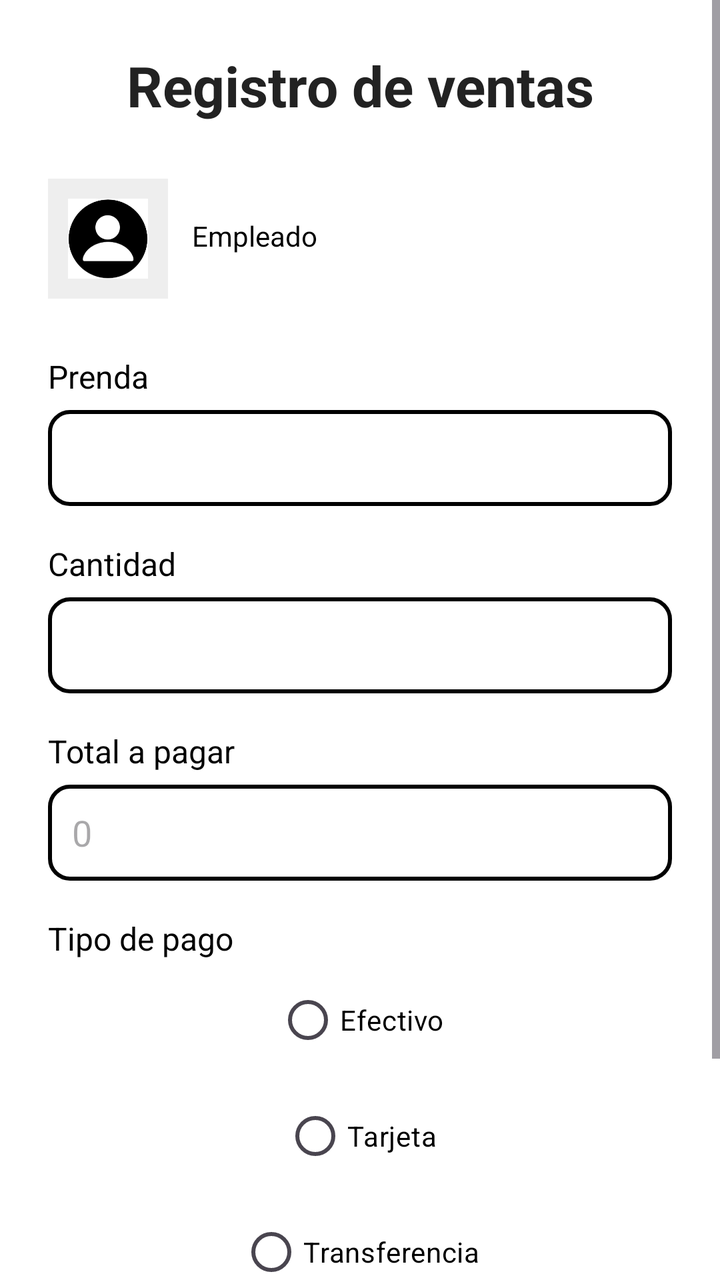
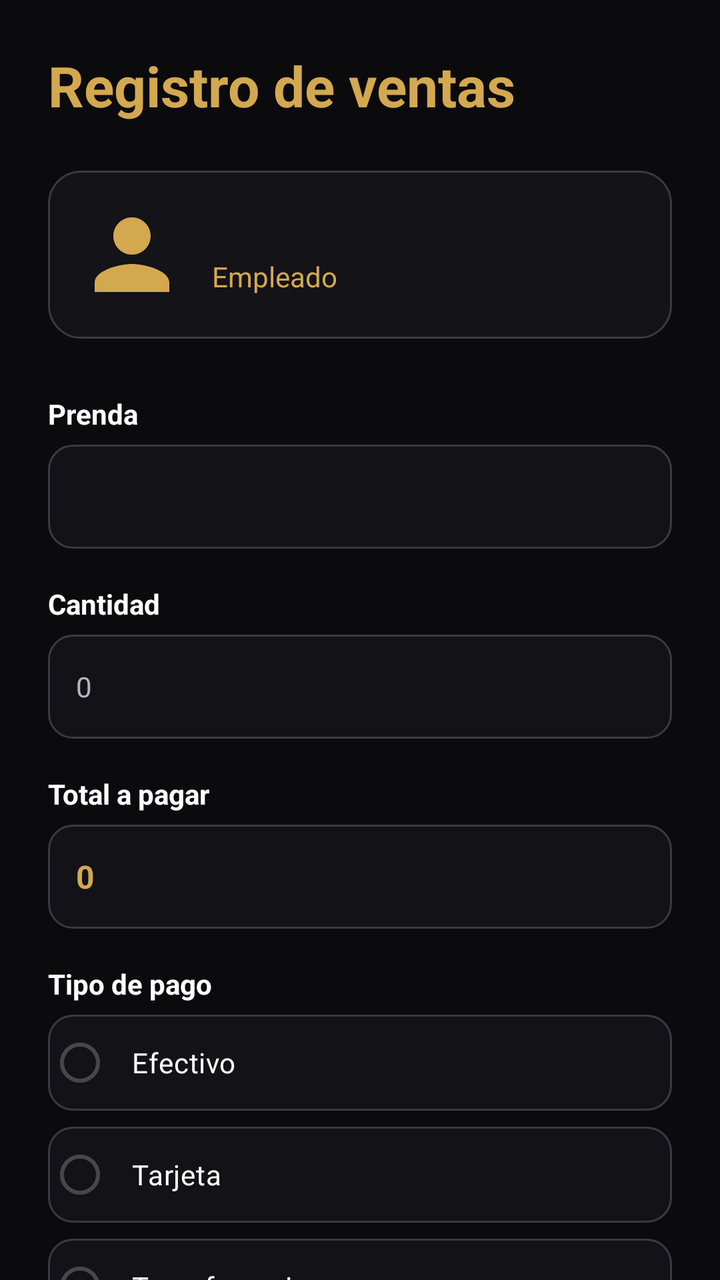

Screens rendered from an Android XML layout before and after an edit, with the pre-edit source and the edit as a unified diff.
<!-- AndroidManifest.xml: application theme Theme.PryGrados -->
<!-- res/layout/registroventa.xml -->
<?xml version="1.0" encoding="utf-8"?>
<ScrollView xmlns:android="http://schemas.android.com/apk/res/android"
    xmlns:tools="http://schemas.android.com/tools"
    xmlns:app="http://schemas.android.com/apk/res-auto"
    android:id="@+id/main"
    android:layout_width="match_parent"
    android:layout_height="match_parent"
    android:background="#FFFFFF"
    tools:context=".RegistroVenta">

    <LinearLayout
        android:id="@+id/linearRoot"
        android:layout_width="match_parent"
        android:layout_height="wrap_content"
        android:orientation="vertical"
        android:padding="24dp"
        android:gravity="center_horizontal">

        
        <TextView
            android:layout_width="match_parent"
            android:layout_height="wrap_content"
            android:text="Registro de ventas"
            android:textSize="28sp"
            android:textStyle="bold"
            android:textColor="#222222"
            android:gravity="center"
            android:layout_marginBottom="28dp"/>

        
        <LinearLayout
            android:layout_width="match_parent"
            android:layout_height="wrap_content"
            android:orientation="horizontal"
            android:layout_marginBottom="28dp">

            <ImageView
                android:layout_width="60dp"
                android:layout_height="60dp"
                android:src="@drawable/user"
                android:background="#EEEEEE"
                android:padding="10dp"/>

            <LinearLayout
                android:layout_width="wrap_content"
                android:layout_height="wrap_content"
                android:orientation="vertical"
                android:layout_marginStart="12dp">

                <TextView
                    android:id="@+id/txtNombreEmpleado"
                    android:layout_width="wrap_content"
                    android:layout_height="wrap_content"
                    android:text=""
                    android:textStyle="bold"
                    android:textColor="#000000"/>

                <TextView
                    android:id="@+id/txtRolEmpleado"
                    android:layout_width="wrap_content"
                    android:layout_height="wrap_content"
                    android:text="Empleado"
                    android:textColor="#000000"/>
            </LinearLayout>
        </LinearLayout>

        
        <TextView
            android:layout_width="match_parent"
            android:layout_height="wrap_content"
            android:text="Prenda"
            android:textColor="#000000"
            android:textSize="16sp"
            android:layout_marginBottom="6dp"/>

        <Spinner
            android:id="@+id/spinnerPrenda"
            android:layout_width="match_parent"
            android:layout_height="48dp"
            android:background="@drawable/edittext_bacground"
            android:layout_marginBottom="18dp"/>

        
        <TextView
            android:layout_width="match_parent"
            android:layout_height="wrap_content"
            android:text="Cantidad"
            android:textColor="#000000"
            android:textSize="16sp"
            android:layout_marginBottom="6dp"/>

        <EditText
            android:id="@+id/etCantidad"
            android:layout_width="match_parent"
            android:layout_height="48dp"
            android:background="@drawable/edittext_bacground"
            android:inputType="number"
            android:padding="12dp"
            android:layout_marginBottom="18dp"/>

        
        <TextView
            android:layout_width="match_parent"
            android:layout_height="wrap_content"
            android:text="Total a pagar"
            android:textColor="#000000"
            android:textSize="16sp"
            android:layout_marginBottom="6dp"/>

        <EditText
            android:id="@+id/etTotal"
            android:layout_width="match_parent"
            android:layout_height="48dp"
            android:background="@drawable/edittext_bacground"
            android:enabled="false"
            android:text="0"
            android:padding="12dp"
            android:layout_marginBottom="18dp"/>

        
        <TextView
            android:layout_width="match_parent"
            android:layout_height="wrap_content"
            android:text="Tipo de pago"
            android:textColor="#000000"
            android:textSize="16sp"
            android:layout_marginBottom="6dp"/>

        <RadioGroup
            android:id="@+id/rgPago"
            android:layout_width="match_parent"
            android:layout_height="wrap_content"
            android:gravity="center_horizontal"
            android:layout_marginBottom="28dp">

            <RadioButton
                android:layout_width="wrap_content"
                android:layout_height="wrap_content"
                android:text="Efectivo"
                android:textColor="#000000"
                android:buttonTint="#000000"
                android:layout_marginBottom="10dp" />

            <RadioButton
                android:layout_width="wrap_content"
                android:layout_height="wrap_content"
                android:text="Tarjeta"
                android:textColor="#000000"
                android:buttonTint="#000000"
                android:layout_marginBottom="10dp"/>

            <RadioButton
                android:layout_width="wrap_content"
                android:layout_height="wrap_content"
                android:text="Transferencia"
                android:textColor="#000000"
                android:buttonTint="#000000"/>
        </RadioGroup>

        
        <com.google.android.material.button.MaterialButton
            android:id="@+id/btnRegistrar"
            android:layout_width="220dp"
            android:layout_height="48dp"
            android:text="Registrar venta"
            android:textColor="#FFFFFF"
            android:textSize="16sp"
            app:backgroundTint="#000000"
            app:cornerRadius="12dp"/>

        <View
            android:layout_width="match_parent"
            android:layout_height="24dp"/>

    </LinearLayout>

</ScrollView>
<!-- resources referenced by this layout -->
<resources>
  <!-- drawable edittext_bacground (drawable) -->
  <?xml version="1.0" encoding="utf-8"?>
  <shape xmlns:android="http://schemas.android.com/apk/res/android">
      <solid android:color="#FFFFFF"/> 
      <stroke android:width="2dp" android:color="#000000"/> 
      <corners android:radius="10dp"/> 
      <padding
          android:left="10dp"
          android:top="10dp"
          android:right="10dp"
          android:bottom="10dp"/>
  </shape>
  <!-- drawable user: jpg bitmap (drawable, 28429 bytes) -->
  <style name="Theme.PryGrados" parent="Base.Theme.PryGrados" />
  <style name="Base.Theme.PryGrados" parent="Theme.Material3.DayNight.NoActionBar">
          
          
      </style>
</resources>

<!-- the commit's change to res/layout/registroventa.xml (unified diff, before → after) -->
@@ -1,11 +1,13 @@
 <?xml version="1.0" encoding="utf-8"?>
 <ScrollView xmlns:android="http://schemas.android.com/apk/res/android"
+    xmlns:app="http://schemas.android.com/apk/res-auto"
     xmlns:tools="http://schemas.android.com/tools"
-    xmlns:app="http://schemas.android.com/apk/res-auto"
     android:id="@+id/main"
     android:layout_width="match_parent"
     android:layout_height="match_parent"
-    android:background="#FFFFFF"
+    android:background="@color/kemba_black"
+    android:fillViewport="true"
+    android:scrollbars="none"
     tools:context=".RegistroVenta">
 
     <LinearLayout
@@ -13,54 +15,57 @@
         android:layout_width="match_parent"
         android:layout_height="wrap_content"
         android:orientation="vertical"
-        android:padding="24dp"
-        android:gravity="center_horizontal">
-
-        
-        <TextView
-            android:layout_width="match_parent"
-            android:layout_height="wrap_content"
+        android:padding="24dp">
+
+        
+        <TextView
+            android:layout_width="match_parent"
+            android:layout_height="wrap_content"
+            android:layout_marginBottom="24dp"
             android:text="Registro de ventas"
+            android:textColor="@color/kemba_gold"
             android:textSize="28sp"
-            android:textStyle="bold"
-            android:textColor="#222222"
-            android:gravity="center"
-            android:layout_marginBottom="28dp"/>
+            android:textStyle="bold" />
 
         
         <LinearLayout
             android:layout_width="match_parent"
             android:layout_height="wrap_content"
+            android:layout_marginBottom="28dp"
+            android:background="@drawable/bg_card"
+            android:gravity="center_vertical"
             android:orientation="horizontal"
-            android:layout_marginBottom="28dp">
+            android:padding="14dp">
 
             <ImageView
-                android:layout_width="60dp"
-                android:layout_height="60dp"
-                android:src="@drawable/user"
-                android:background="#EEEEEE"
-                android:padding="10dp"/>
+                android:layout_width="56dp"
+                android:layout_height="56dp"
+                android:contentDescription="@null"
+                android:src="@drawable/ic_user"
+                app:tint="@color/kemba_gold" />
 
             <LinearLayout
                 android:layout_width="wrap_content"
                 android:layout_height="wrap_content"
-                android:orientation="vertical"
-                android:layout_marginStart="12dp">
+                android:layout_marginStart="12dp"
+                android:orientation="vertical">
 
                 <TextView
                     android:id="@+id/txtNombreEmpleado"
                     android:layout_width="wrap_content"
                     android:layout_height="wrap_content"
                     android:text=""
-                    android:textStyle="bold"
-                    android:textColor="#000000"/>
+                    android:textColor="@color/kemba_white"
+                    android:textSize="16sp"
+                    android:textStyle="bold" />
 
                 <TextView
                     android:id="@+id/txtRolEmpleado"
                     android:layout_width="wrap_content"
                     android:layout_height="wrap_content"
                     android:text="Empleado"
-                    android:textColor="#000000"/>
+                    android:textColor="@color/kemba_gold"
+                    android:textSize="14sp" />
             </LinearLayout>
         </LinearLayout>
 
@@ -68,110 +73,130 @@
         <TextView
             android:layout_width="match_parent"
             android:layout_height="wrap_content"
+            android:layout_marginBottom="6dp"
             android:text="Prenda"
-            android:textColor="#000000"
-            android:textSize="16sp"
-            android:layout_marginBottom="6dp"/>
+            android:textColor="@color/kemba_white"
+            android:textSize="14sp"
+            android:textStyle="bold" />
 
         <Spinner
             android:id="@+id/spinnerPrenda"
             android:layout_width="match_parent"
-            android:layout_height="48dp"
-            android:background="@drawable/edittext_bacground"
-            android:layout_marginBottom="18dp"/>
-
-        
-        <TextView
-            android:layout_width="match_parent"
-            android:layout_height="wrap_content"
+            android:layout_height="52dp"
+            android:layout_marginBottom="18dp"
+            android:background="@drawable/bg_input"
+            android:paddingStart="6dp"
+            android:popupBackground="@color/kemba_surface" />
+
+        
+        <TextView
+            android:layout_width="match_parent"
+            android:layout_height="wrap_content"
+            android:layout_marginBottom="6dp"
             android:text="Cantidad"
-            android:textColor="#000000"
-            android:textSize="16sp"
-            android:layout_marginBottom="6dp"/>
+            android:textColor="@color/kemba_white"
+            android:textSize="14sp"
+            android:textStyle="bold" />
 
         <EditText
             android:id="@+id/etCantidad"
             android:layout_width="match_parent"
-            android:layout_height="48dp"
-            android:background="@drawable/edittext_bacground"
+            android:layout_height="52dp"
+            android:layout_marginBottom="18dp"
+            android:background="@drawable/bg_input"
+            android:hint="0"
+            android:importantForAutofill="no"
             android:inputType="number"
-            android:padding="12dp"
-            android:layout_marginBottom="18dp"/>
-
-        
-        <TextView
-            android:layout_width="match_parent"
-            android:layout_height="wrap_content"
+            android:padding="14dp"
+            android:textColor="@color/kemba_white"
+            android:textColorHint="@color/kemba_hint"
+            android:textSize="14sp" />
+
+        
+        <TextView
+            android:layout_width="match_parent"
+            android:layout_height="wrap_content"
+            android:layout_marginBottom="6dp"
             android:text="Total a pagar"
-            android:textColor="#000000"
-            android:textSize="16sp"
-            android:layout_marginBottom="6dp"/>
+            android:textColor="@color/kemba_white"
+            android:textSize="14sp"
+            android:textStyle="bold" />
 
         <EditText
             android:id="@+id/etTotal"
             android:layout_width="match_parent"
-            android:layout_height="48dp"
-            android:background="@drawable/edittext_bacground"
+            android:layout_height="52dp"
+            android:layout_marginBottom="18dp"
+            android:background="@drawable/bg_input"
             android:enabled="false"
+            android:importantForAutofill="no"
+            android:padding="14dp"
             android:text="0"
-            android:padding="12dp"
-            android:layout_marginBottom="18dp"/>
-
-        
-        <TextView
-            android:layout_width="match_parent"
-            android:layout_height="wrap_content"
+            android:textColor="@color/kemba_gold"
+            android:textSize="16sp"
+            android:textStyle="bold" />
+
+        
+        <TextView
+            android:layout_width="match_parent"
+            android:layout_height="wrap_content"
+            android:layout_marginBottom="6dp"
             android:text="Tipo de pago"
-            android:textColor="#000000"
-            android:textSize="16sp"
-            android:layout_marginBottom="6dp"/>
+            android:textColor="@color/kemba_white"
+            android:textSize="14sp"
+            android:textStyle="bold" />
 
         <RadioGroup
             android:id="@+id/rgPago"
             android:layout_width="match_parent"
             android:layout_height="wrap_content"
-            android:gravity="center_horizontal"
-            android:layout_marginBottom="28dp">
+            android:layout_marginBottom="28dp"
+            android:orientation="vertical">
 
             <RadioButton
-                android:layout_width="wrap_content"
-                android:layout_height="wrap_content"
+                android:layout_width="match_parent"
+                android:layout_height="wrap_content"
+                android:layout_marginBottom="8dp"
+                android:background="@drawable/bg_role"
+                android:buttonTint="@color/kemba_gold"
+                android:padding="10dp"
                 android:text="Efectivo"
-                android:textColor="#000000"
-                android:buttonTint="#000000"
-                android:layout_marginBottom="10dp" />
+                android:textColor="@color/kemba_white" />
 
             <RadioButton
-                android:layout_width="wrap_content"
-                android:layout_height="wrap_content"
+                android:layout_width="match_parent"
+                android:layout_height="wrap_content"
+                android:layout_marginBottom="8dp"
+                android:background="@drawable/bg_role"
+                android:buttonTint="@color/kemba_gold"
+                android:padding="10dp"
                 android:text="Tarjeta"
-                android:textColor="#000000"
-                android:buttonTint="#000000"
-                android:layout_marginBottom="10dp"/>
+                android:textColor="@color/kemba_white" />
 
             <RadioButton
-                android:layout_width="wrap_content"
-                android:layout_height="wrap_content"
+                android:layout_width="match_parent"
+                android:layout_height="wrap_content"
+                android:background="@drawable/bg_role"
+                android:buttonTint="@color/kemba_gold"
+                android:padding="10dp"
                 android:text="Transferencia"
-                android:textColor="#000000"
-                android:buttonTint="#000000"/>
+                android:textColor="@color/kemba_white" />
         </RadioGroup>
 
         
         <com.google.android.material.button.MaterialButton
             android:id="@+id/btnRegistrar"
-            android:layout_width="220dp"
-            android:layout_height="48dp"
+            android:layout_width="match_parent"
+            android:layout_height="52dp"
             android:text="Registrar venta"
-            android:textColor="#FFFFFF"
+            android:textColor="@color/kemba_black"
             android:textSize="16sp"
-            app:backgroundTint="#000000"
-            app:cornerRadius="12dp"/>
+            android:textStyle="bold"
+            app:backgroundTint="@color/kemba_gold"
+            app:cornerRadius="26dp" />
 
         <View
             android:layout_width="match_parent"
-            android:layout_height="24dp"/>
-
+            android:layout_height="24dp" />
     </LinearLayout>
-
 </ScrollView>
<!-- resource entries referenced after the edit -->
@@ -1,19 +1,44 @@
 <!-- resources referenced by this layout -->
 <resources>
-  <!-- drawable edittext_bacground (drawable) -->
+  <color name="kemba_black">#0B0B0D</color>
+  <color name="kemba_gold">#D4A84F</color>
+  <color name="kemba_hint">#B5B5BE</color>
+  <color name="kemba_surface">#14141A</color>
+  <color name="kemba_white">#FFFFFF</color>
+  <!-- drawable bg_card (drawable) -->
   <?xml version="1.0" encoding="utf-8"?>
-  <shape xmlns:android="http://schemas.android.com/apk/res/android">
-      <solid android:color="#FFFFFF"/> 
-      <stroke android:width="2dp" android:color="#000000"/> 
-      <corners android:radius="10dp"/> 
-      <padding
-          android:left="10dp"
-          android:top="10dp"
-          android:right="10dp"
-          android:bottom="10dp"/>
+  <shape xmlns:android="http://schemas.android.com/apk/res/android" android:shape="rectangle">
+      <solid android:color="#E614141A" />
+      <stroke android:width="1dp" android:color="@color/kemba_stroke" />
+      <corners android:radius="16dp" />
   </shape>
-  <!-- drawable user: jpg bitmap (drawable, 28429 bytes) -->
+  <!-- drawable bg_input (drawable) -->
+  <?xml version="1.0" encoding="utf-8"?>
+  <shape xmlns:android="http://schemas.android.com/apk/res/android" android:shape="rectangle">
+      <solid android:color="#CC14141A" />
+      <stroke android:width="1dp" android:color="@color/kemba_stroke" />
+      <corners android:radius="12dp" />
+  </shape>
+  <!-- drawable bg_role (drawable) -->
+  <?xml version="1.0" encoding="utf-8"?>
+  <shape xmlns:android="http://schemas.android.com/apk/res/android" android:shape="rectangle">
+      <solid android:color="#CC14141A" />
+      <stroke android:width="1dp" android:color="@color/kemba_stroke" />
+      <corners android:radius="12dp" />
+  </shape>
+  <!-- drawable ic_user (drawable) -->
+  <?xml version="1.0" encoding="utf-8"?>
+  <vector xmlns:android="http://schemas.android.com/apk/res/android"
+      android:width="24dp"
+      android:height="24dp"
+      android:viewportWidth="24"
+      android:viewportHeight="24">
+      <path
+          android:fillColor="#FFFFFF"
+          android:pathData="M12,12c2.21,0 4,-1.79 4,-4s-1.79,-4 -4,-4 -4,1.79 -4,4 1.79,4 4,4zM12,14c-2.67,0 -8,1.34 -8,4v2h16v-2c0,-2.66 -5.33,-4 -8,-4z" />
+  </vector>
   <style name="Theme.PryGrados" parent="Base.Theme.PryGrados" />
+  <color name="kemba_stroke">#3A3A44</color>
   <style name="Base.Theme.PryGrados" parent="Theme.Material3.DayNight.NoActionBar">
           
           
